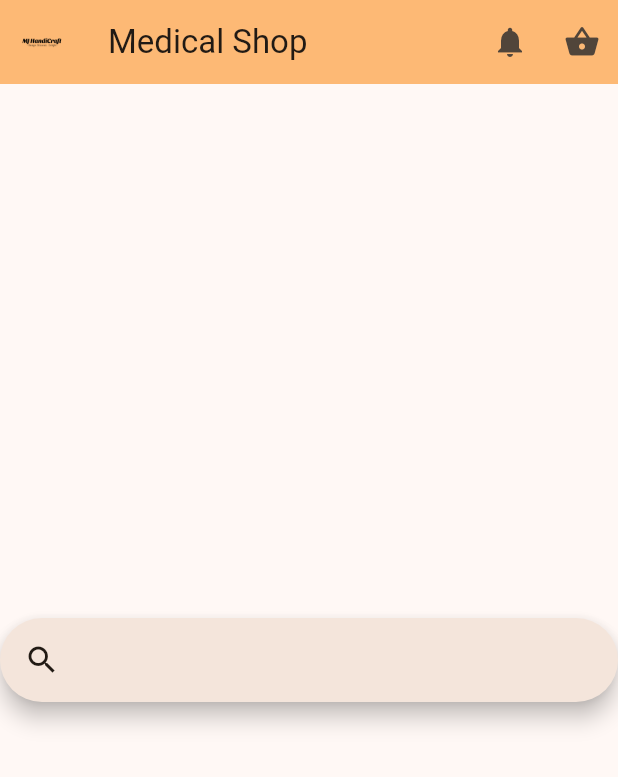
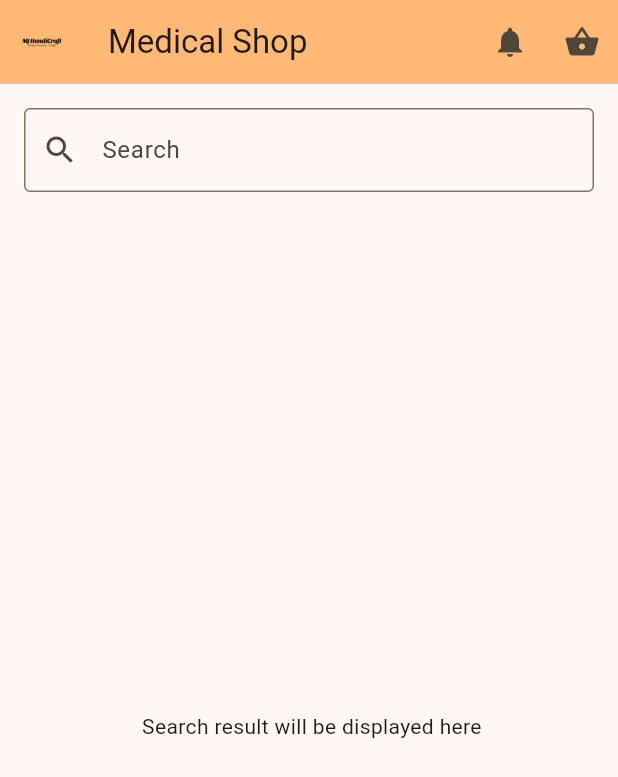
Before and after one commit to Mantosh123/Flutter_SampleProjects, a Flutter app: the screen it shows after launch, on a phone screen of 412 x 824 dp. Shown: the top 777 px of the screen. Run offline on Flutter 3.47's test engine with Material 3 defaults, Android fonts, the phone set to English and light mode, and no system bars.

Commit message:
Updated search bar UI and functionality

```diff
--- a/my_medical/lib/main.dart
+++ b/my_medical/lib/main.dart
@@ -34,32 +34,10 @@ class HomeScreen extends StatefulWidget {
 }
 
 class _MyHomePageState extends State<HomeScreen> {
-  int _counter = 0;
-
-  void _incrementCounter() {
-    setState(() {
-      // This call to setState tells the Flutter framework that something has
-      // changed in this State, which causes it to rerun the build method below
-      // so that the display can reflect the updated values. If we changed
-      // _counter without calling setState(), then the build method would not be
-      // called again, and so nothing would appear to happen.
-      _counter++;
-    });
-  }
-
   @override
   Widget build(BuildContext context) {
-    // This method is rerun every time setState is called, for instance as done
-    // by the _incrementCounter method above.
-    //
-    // The Flutter framework has been optimized to make rerunning build methods
-    // fast, so that you can just rebuild anything that needs updating rather
-    // than having to individually change instances of widgets.
     return Scaffold(
       appBar: AppBar(
-        // TRY THIS: Try changing the color here to a specific color (to
-        // Colors.amber, perhaps?) and trigger a hot reload to see the AppBar
-        // change color while the other colors stay the same.
         backgroundColor: Theme.of(context).colorScheme.inversePrimary,
         // Here we take the value from the MyHomePage object that was created by
         // the App.build method, and use it to set our appbar title.
@@ -78,45 +56,49 @@ class _MyHomePageState extends State<HomeScreen> {
           ),
         ),
       ),
-      body: Center(
-        // Center is a layout widget. It takes a single child and positions it
-        // in the middle of the parent.
-        child: SearchAnchor(
-          builder: (BuildContext context, SearchController controller) {
-            return SearchBar(
-              controller: controller,
-              padding: const WidgetStatePropertyAll<EdgeInsets>(
-                EdgeInsets.symmetric(horizontal: 16.0),
-              ),
-              onTap: () {
-                controller.openView();
-              },
-              onChanged: (_) {
-                controller.openView();
-              },
-              leading: const Icon(Icons.search),
-            );
-          },
-          suggestionsBuilder:
-              (BuildContext context, SearchController controller) {
-            return List<ListTile>.generate(5, (int index) {
-              final String item = 'item $index';
-              return ListTile(
-                title: Text(item),
-                onTap: () {
-                  setState(() {
-                    controller.closeView(item);
-                  });
-                },
-              );
-            });
-          },
-        ),
+      body: Column(
+        children: [
+          SearchBar(),
+          Expanded(
+              child: Center(
+            child: Text(' Search result will be displayed here'),
+          ))
+        ],
       ),
       drawer: Drawer(
-        child: Text('Drawer Header'),
+        child: Text('No item selected'),
       ),
       // This trailing comma makes auto-formatting nicer for build methods.
     );
   }
 }
+
+class SearchBar extends StatefulWidget {
+  @override
+  _SearchBarState createState() => _SearchBarState();
+}
+
+class _SearchBarState extends State<SearchBar> {
+  String query = '';
+
+  void onQueryChanged(String newQuery) {
+    setState(() {
+      query = newQuery;
+    });
+  }
+
+  @override
+  Widget build(BuildContext context) {
+    return Container(
+      padding: EdgeInsets.all(16),
+      child: TextField(
+        onChanged: onQueryChanged,
+        decoration: InputDecoration(
+          labelText: 'Search',
+          border: OutlineInputBorder(),
+          prefixIcon: Icon(Icons.search),
+        ),
+      ),
+    );
+  }
+}
```
